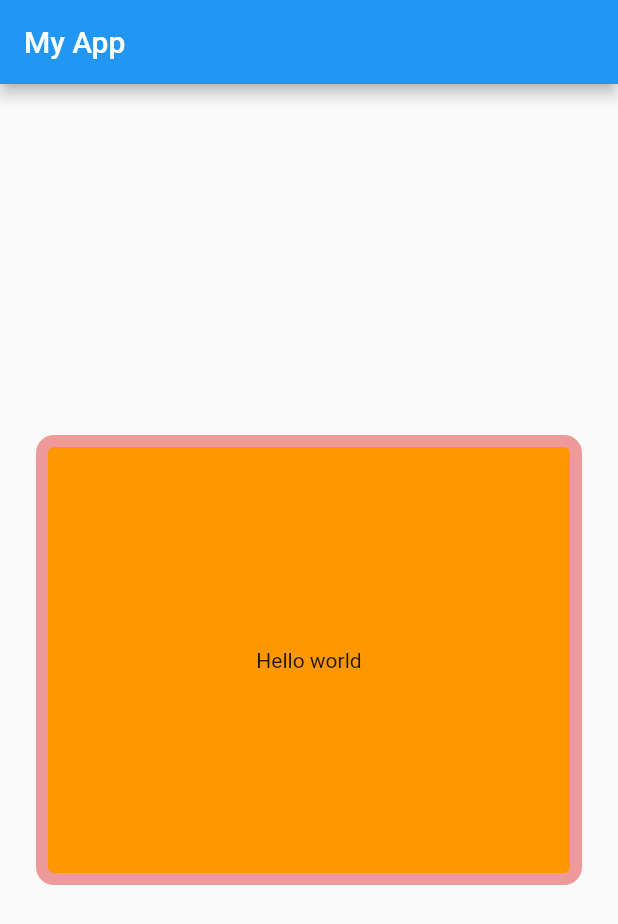
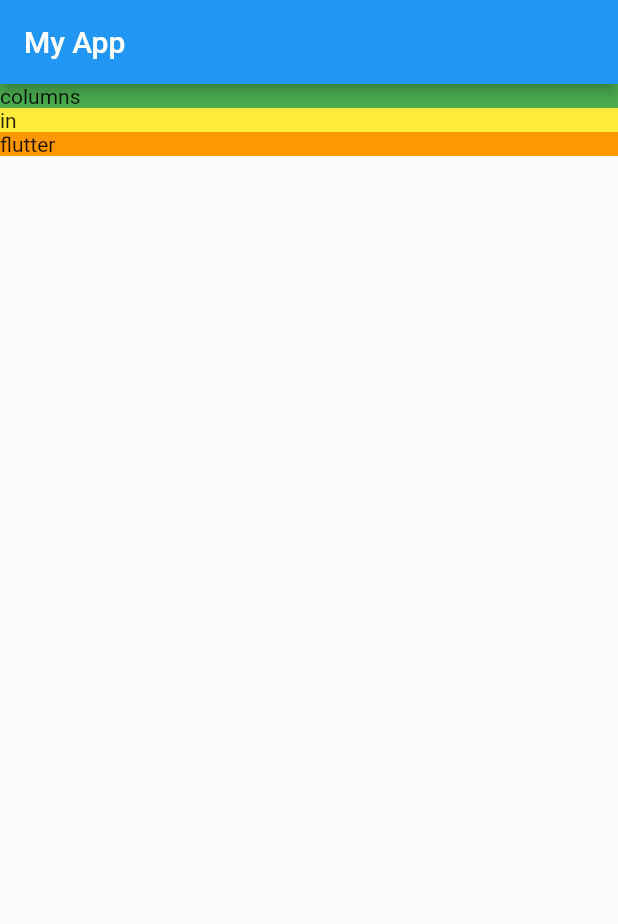
Before and after one commit to whilson03/flutter-practice, a Flutter app: the screen it shows after launch, on a phone screen of 412 x 824 dp. Shown: the top 924 px of the screen. Run offline on Flutter 3.47's test engine with Material 2 defaults, Android fonts, the phone set to English and light mode, and no system bars.

Commit message:
explore rows and columns

```diff
--- a/lib/main.dart
+++ b/lib/main.dart
@@ -10,24 +10,25 @@ class MyApp extends StatelessWidget {
         appBar: AppBar(
           title: Text("My App "),
         ),
-        body: Center(
-          child: Container(
-            alignment: Alignment.center,
-            padding: EdgeInsets.all(12),
-            margin: EdgeInsets.all(24),
-            constraints: BoxConstraints.expand(height: 300),
-            decoration: BoxDecoration(
-              color: Colors.orange,
-              border: Border.all(
-                width: 8.0,
-                color: Colors.red[200],
+        body: Container(
+          color: Colors.lightBlue,
+          child: Column(
+            crossAxisAlignment: CrossAxisAlignment.stretch,
+            mainAxisSize: MainAxisSize.min,
+            children: <Widget>[
+              Container(
+                child: Text("columns"),
+                color: Colors.green,
               ),
-              borderRadius: BorderRadius.circular(12.0),
-            ),
-            child: Text(
-              'Hello world',
-              textAlign: TextAlign.center,
-            ),
+              Container(
+                child: Text("in"),
+                color: Colors.yellow,
+              ),
+              Container(
+                child: Text("flutter"),
+                color: Colors.orange,
+              ),
+            ],
           ),
         ),
       ),
```
